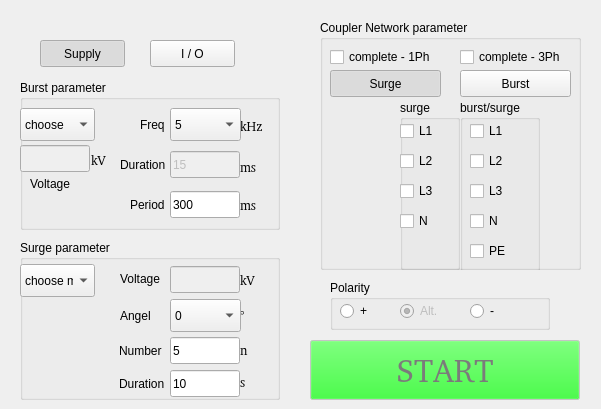
This is Procedures/DIN EN 61000-4-4_-4-5 Burst Surge/Measure.ui in odo2063/GUMS as Qt 5 draws it before an edit. The edited form follows.
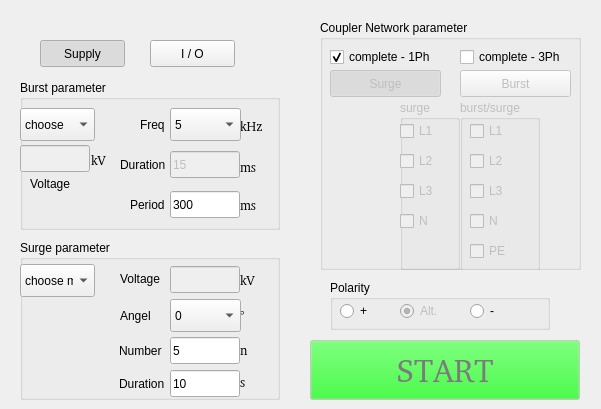
This is the edited form.

The edit to the form file:
```diff
--- a/Procedures/DIN EN 61000-4-4_-4-5 Burst Surge/Measure.ui
+++ b/Procedures/DIN EN 61000-4-4_-4-5 Burst Surge/Measure.ui
@@ -709,8 +709,14 @@
     <property name="text">
      <string>complete - 1Ph</string>
     </property>
+    <property name="checked">
+     <bool>true</bool>
+    </property>
    </widget>
    <widget class="QPushButton" name="pushButton_B">
+    <property name="enabled">
+     <bool>false</bool>
+    </property>
     <property name="geometry">
      <rect>
       <x>140</x>
@@ -727,6 +733,9 @@
     </property>
    </widget>
    <widget class="QPushButton" name="pushButton_S">
+    <property name="enabled">
+     <bool>false</bool>
+    </property>
     <property name="geometry">
      <rect>
       <x>10</x>
@@ -746,6 +755,9 @@
     </property>
    </widget>
    <widget class="QGroupBox" name="groupBox_checkB">
+    <property name="enabled">
+     <bool>false</bool>
+    </property>
     <property name="geometry">
      <rect>
       <x>140</x>
@@ -824,6 +836,9 @@
     </widget>
    </widget>
    <widget class="QGroupBox" name="groupBox_checkS">
+    <property name="enabled">
+     <bool>false</bool>
+    </property>
     <property name="geometry">
      <rect>
       <x>80</x>
```
Left out of the diff: 3 changed lines with no effect on the pictures.
